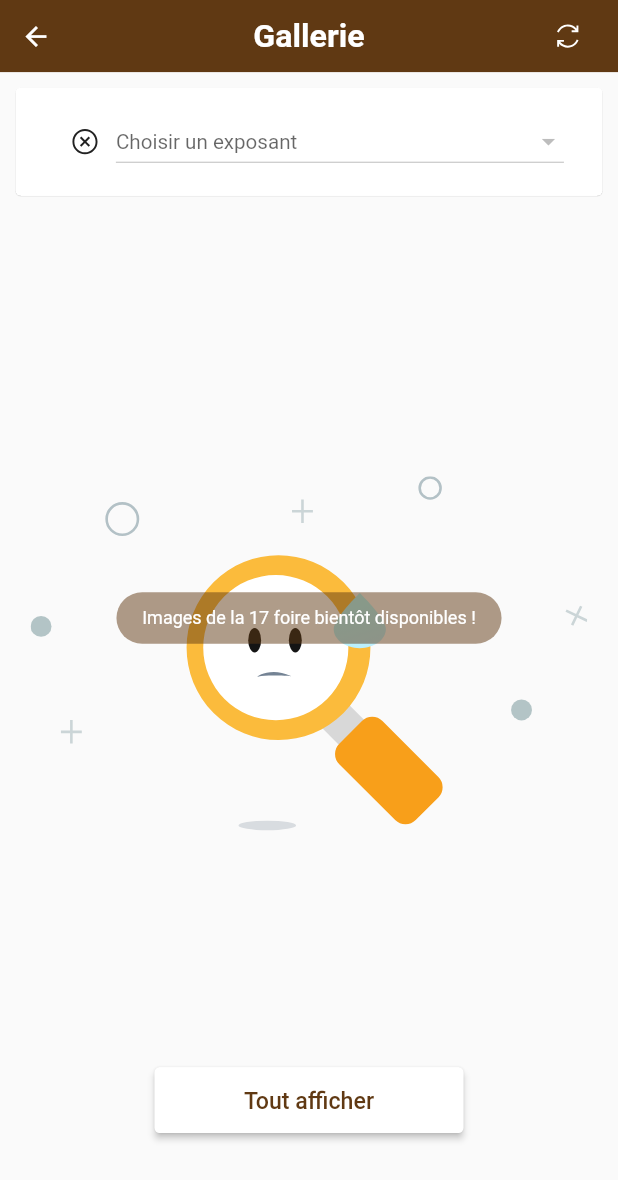
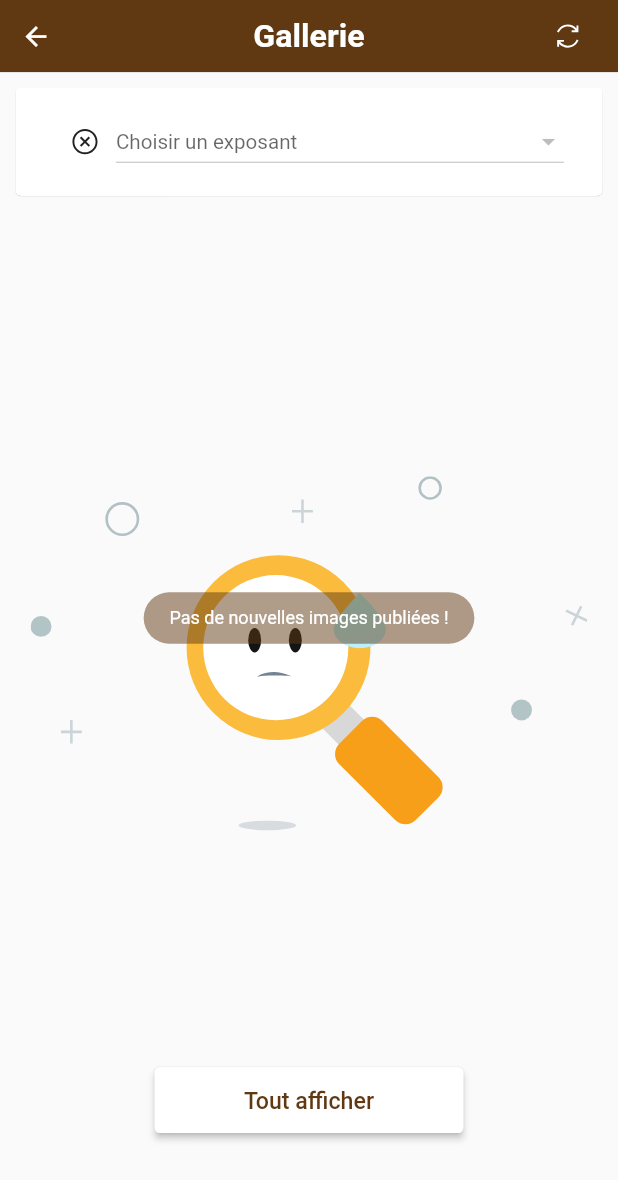
Before and after one commit to kiubiCoder/tfoire, a Flutter app: the screen it shows after launch, after a tap on "Gallerie", on a phone screen of 412 x 824 dp. Shown: the top 1180 px of the screen. Run offline on Flutter 3.47's test engine with Material 2 defaults, Android fonts, the phone set to English and light mode, and no system bars; our stand-ins replace animated_text_kit, cached_network_image, carousel_slider, connectivity_plus, date_format, diacritic and 15 more; missing offline and left inert: flutter_phone_direct_caller; accounts and stored records are empty; network calls fail.

```diff
--- a/lib/database/DBProvider.dart
+++ b/lib/database/DBProvider.dart
@@ -1,10 +1,11 @@
+
 import 'dart:io';
+
 import 'package:clientfoire/Models/AgendaModel.dart';
 import 'package:clientfoire/models/AdModel.dart';
 import 'package:clientfoire/models/ExposantModel.dart';
 import 'package:clientfoire/models/GallerieModel.dart';
 import 'package:clientfoire/models/NewModel.dart';
-import 'package:date_format/date_format.dart';
 import 'package:path/path.dart';
 import 'package:path_provider/path_provider.dart';
 import 'package:sqflite/sqflite.dart';
@@ -36,12 +37,24 @@ class DBProvider {
   // Creation de la base de donnees
   initDB() async {
     Directory? documentsDirectory = await getApplicationDocumentsDirectory();
+    //final path = join(documentsDirectory.path, 'foire2000v2.db');
     final path = join(documentsDirectory.path, 'foire2000.db');
     return await openDatabase(
       path, version: 1,
         onOpen: (db) {},
 
         onCreate: (Database db, int version) async {
+
+          //creation de la table info pratique
+          await db.execute(
+              'CREATE TABLE InfoPratique('
+                  'id INTEGER PRIMARY KEY AUTOINCREMENT NOT NULL,'
+                  'details TEXT,'
+                  'ordre TEXT,'
+                  'titre TEXT'
+                  ')'
+          );
+          print("===================  table agenda creee =========================");
 
           //creation de la table des comparatifs
           await db.execute(
@@ -127,7 +140,7 @@ class DBProvider {
           );
           print("===================  tablearticle  =========================");
 
-          /*await db.execute(
+          await db.execute(
               'CREATE TABLE Notif('
               'id INTEGER PRIMARY KEY AUTOINCREMENT NOT NULL,'
               'dateNotif TEXT,'
@@ -135,7 +148,7 @@ class DBProvider {
               'message TEXT,'
               'pageCible TEXT'
               ')'
-          );*/
+          );
 
         },
 
@@ -289,10 +302,6 @@ class DBProvider {
 
     return list;
   }
-
-
-
-
 
   //nombre d'exposant
   Future<int?> countGallery() async {
--- a/lib/ui/AboutPage.dart
+++ b/lib/ui/AboutPage.dart
@@ -155,7 +155,7 @@ class _AboutPageState extends State<AboutPage> {
                               child: Center(
                                 child: Padding(
                                   padding: const EdgeInsets.all(15.0),
-                                  child: Text("Pour toute information, contactez le CETEF, organisateur de la Foire Internationale de Lomé",
+                                  child: Text("Pour toute information, contactez le CETEF, organisateur des foires du Togo",
                                     style: TextStyle(
                                         color: kTextGray,
                                         fontSize: 20.0,
@@ -175,11 +175,18 @@ class _AboutPageState extends State<AboutPage> {
                               },
                               child: Container(
                                 child: Center(
-                                  child: Text(Copyright + "\n\nDevelopper @kiubiCoder",
+                                  child: /*Text(Copyright + "\n\nDevelopper @kiubiCoder",
                                     style: TextStyle(
                                       color: Colors.black12
                                     ),
-                                  ),
+                                  ),*/
+                                  Row(
+                                    children: [
+                                      Icon(Icons.legend_toggle,size: 15.0, color: Colors.indigo,),
+                                      Icon(Icons.add_circle,size: 15.0, color: Colors.indigo,),
+                                      Icon(Icons.legend_toggle,size: 15.0, color: Colors.indigo,),
+                                    ],
+                                  )
                                 ),
                               ),
                             )
--- a/lib/ui/FirstPage.dart
+++ b/lib/ui/FirstPage.dart
@@ -63,7 +63,8 @@ class _FirstPageState extends State<FirstPage> {
       body: Stack(
         children: [
           CachedNetworkImage(
-              placeholder: (context, url) => Image.asset("assets/images/ic_foire.png"),
+              //placeholder: (context, url) => Image.asset("assets/images/ic_foire.png"),
+             // placeholder: (context, url) => Image.ne,
               imageUrl: leAdd.first.adLink.toString() != "" ? leAdd.first.adLink.toString() : 'assets/image/ic_foire.png',
               width: MediaQuery.of(context).size.width,
               height: MediaQuery.of(context).size.height,
--- a/lib/ui/GalleriePage.dart
+++ b/lib/ui/GalleriePage.dart
@@ -265,7 +265,7 @@ class _GalleriePageState extends State<GalleriePage> {
       searchResult = photos;
       if(value.isEmpty){
         Fluttertoast.showToast(
-            msg: "Images de la 17 foire bientôt disponibles !",
+            msg: "Pas de nouvelles images publiées !",
             backgroundColor: kDeepOrange.withOpacity(0.5),
             gravity: ToastGravity.CENTER
         );
--- a/lib/ui/HomePage.dart
+++ b/lib/ui/HomePage.dart
@@ -488,7 +488,7 @@ class _HomePageState extends State<HomePage> {
                 );
               },
               child: ListTile(
-                title: Text('17e FL',
+                title: Text('Votre foire',
                   style: TextStyle(
                       color: Colors.black54
                   ),
--- a/lib/utilitaires/Constants.dart
+++ b/lib/utilitaires/Constants.dart
@@ -39,9 +39,7 @@ String Logo_foire = 'assets/images/ic_foire.png';
 //odda
 //final String API_BASE_URL = 'http://192.168.1.127:5500/Api/v1/togo2000/';
 //dsi
-//final String API_BASE_URL = 'http://10.10.21.110:5500/Api/v1/togo2000/';
-//maison
-//final String API_BASE_URL = 'http://192.168.104.30:5500/Api/v1/togo2000/';
+//final String API_BASE_URL = 'http://10.10.21.52:5500/Api/v1/togo2000/';
 //distant
 final String API_BASE_URL = 'http://161.97.109.219:5500/Api/v1/togo2000/';
 
@@ -151,25 +149,25 @@ void  LoadAllPrimaryDataNew(context) async{
     tailleMainAdLocale = await DBProvider.db.countMainAds();
 
 
-    print("Fin de chargement ");
+    //print("Fin de chargement ");
 
-    print("=== Tailles telechargees ");
-    print(tailleExposants);
-    print(tailleEvents);
-    print(tailleNews);
-    print(tailleGallery);
-    print(tailleAds);
-    print(tailleArticles);
-    print(tailleMainAdLocale);
+    //print("=== Tailles telechargees ");
+    // print(tailleExposants);
+    // print(tailleEvents);
+    // print(tailleNews);
+    // print(tailleGallery);
+    // print(tailleAds);
+    // print(tailleArticles);
+    // print(tailleMainAdLocale);
 
-    print("=== Tailles locales");
-    print(tailleExposantsLocale);
-    print(tailleEventsLocale);
-    print(tailleNewsLocale);
-    print(tailleGalleryLocale);
-    print(tailleAdsLocale);
-    print(tailleArticleLocale);
-    print(tailleMainAd);
+    //print("=== Tailles locales");
+    // print(tailleExposantsLocale);
+    // print(tailleEventsLocale);
+    // print(tailleNewsLocale);
+    // print(tailleGalleryLocale);
+    // print(tailleAdsLocale);
+    // print(tailleArticleLocale);
+    // print(tailleMainAd);
 
     //cheick si les donees recues sont au meme nombre que celles inserees dans la base
     if(tailleEvents == await tailleEventsLocale ||
```
Also changed, not shown: pubspec.yaml (+10 -6 lines), assets/images/cetef.png (added), lib/Tickets/AchatTickets.dart (added), pubspec.lock. Lines whose indentation alone changed are shown as unchanged.
